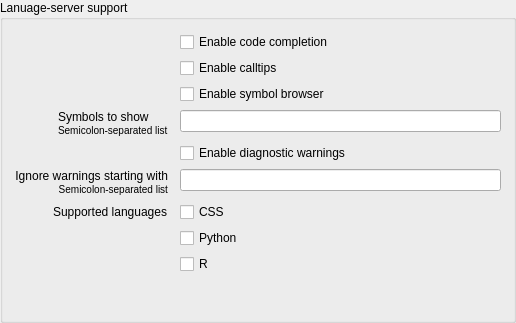
Old version of the form opensesame_extensions/LanguageServer/preferences.ui in the repository open-cogsci/opensesame-extension-language_server.
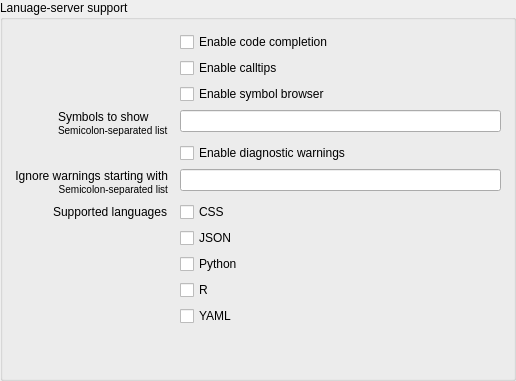
New version of the form.

Commit message: Add support for JSON and YAML - Dynamic loading of CodeEdit classes

Diff of the .ui file:
```diff
--- a/opensesame_extensions/LanguageServer/preferences.ui
+++ b/opensesame_extensions/LanguageServer/preferences.ui
@@ -7,7 +7,7 @@
     <x>0</x>
     <y>0</y>
     <width>516</width>
-    <height>323</height>
+    <height>381</height>
    </rect>
   </property>
   <property name="windowTitle">
@@ -122,20 +122,34 @@
         </property>
        </widget>
       </item>
-      <item row="7" column="1">
+      <item row="8" column="1">
        <widget class="QCheckBox" name="cfg_lsp_enable_python">
         <property name="text">
          <string>Python</string>
         </property>
        </widget>
       </item>
-      <item row="8" column="1">
+      <item row="9" column="1">
        <widget class="QCheckBox" name="cfg_lsp_enable_r">
         <property name="text">
          <string>R</string>
         </property>
        </widget>
       </item>
+      <item row="10" column="1">
+       <widget class="QCheckBox" name="cfg_lsp_enable_yaml">
+        <property name="text">
+         <string>YAML</string>
+        </property>
+       </widget>
+      </item>
+      <item row="7" column="1">
+       <widget class="QCheckBox" name="cfg_lsp_enable_json">
+        <property name="text">
+         <string>JSON</string>
+        </property>
+       </widget>
+      </item>
      </layout>
     </widget>
    </item>
```
The commit also changes 8 other files.
